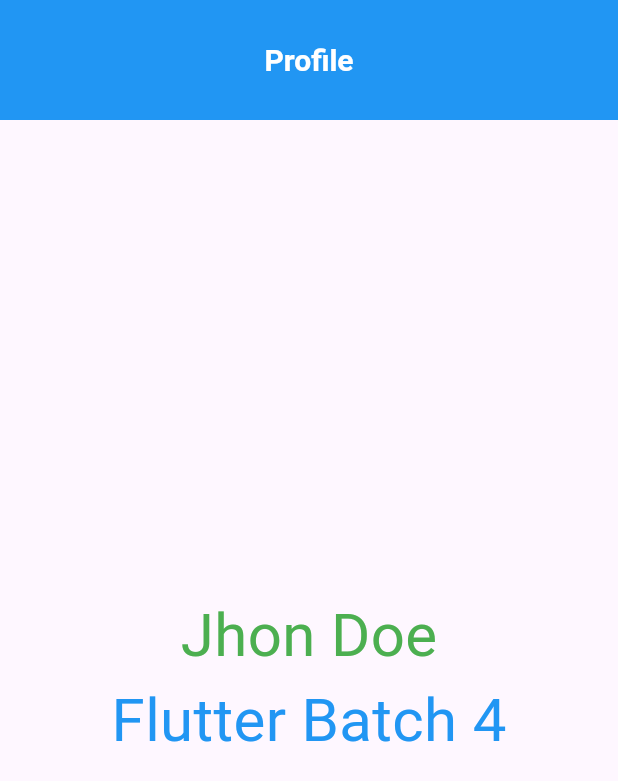
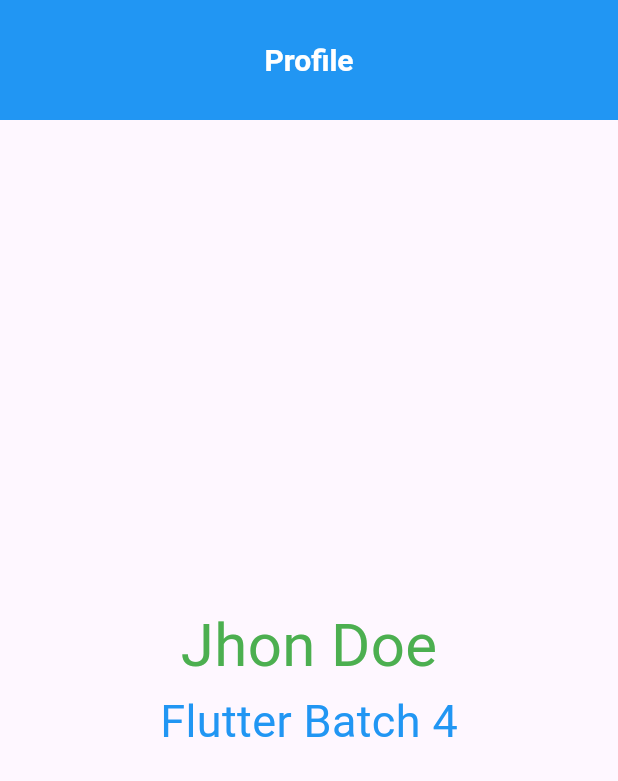
Before and after one commit to shamim36/O-Assign-09, a Flutter app: the screen it shows after launch, on a phone screen of 412 x 824 dp. Shown: the top 781 px of the screen. Run offline on Flutter 3.47's test engine with Material 3 defaults, Android fonts, the phone set to English and light mode, and no system bars.

Commit message:
Module 05-part03.

```diff
--- a/module05/lib/main.dart
+++ b/module05/lib/main.dart
@@ -43,7 +43,7 @@ class ProfileActivity extends StatelessWidget {
                 ),
                 Text(
                   'Flutter Batch 4',
-                  style: TextStyle(fontSize: 40, color: Colors.blue),
+                  style: TextStyle(fontSize: 30, color: Colors.blue),
                 ),
               ],
             ),
```
